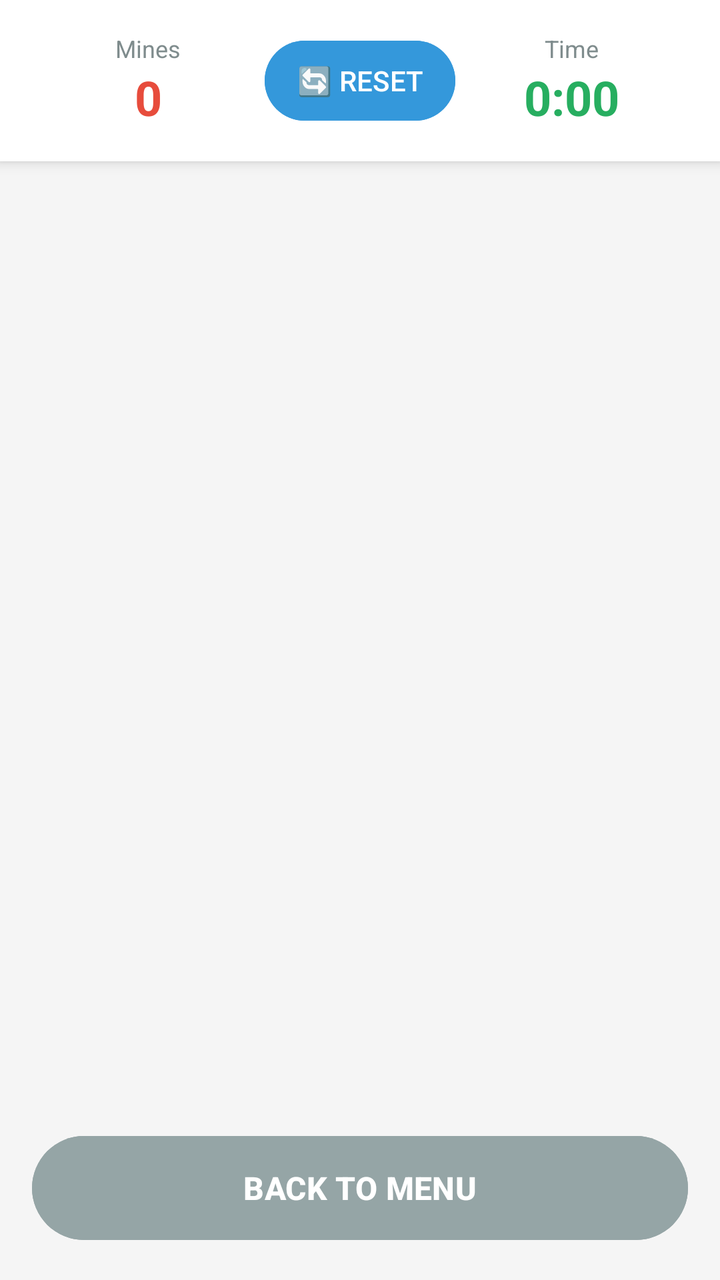
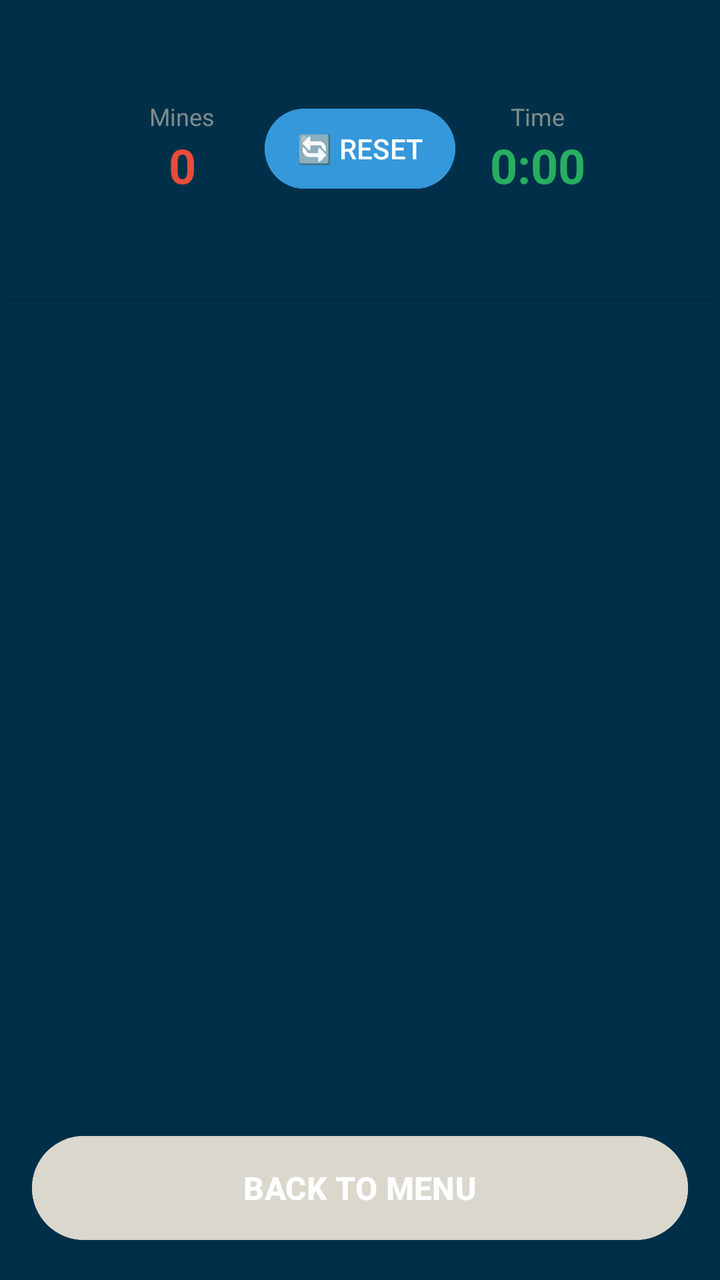

The first picture is an Android layout as it rendered before a commit; the second is the same layout after the commit. The layout source and the unified diff follow.
<!-- AndroidManifest.xml: application theme Theme.Project2 -->
<!-- res/layout/activity_game.xml -->
<?xml version="1.0" encoding="utf-8"?>
<androidx.constraintlayout.widget.ConstraintLayout
    xmlns:android="http://schemas.android.com/apk/res/android"
    xmlns:app="http://schemas.android.com/apk/res-auto"
    android:layout_width="match_parent"
    android:layout_height="match_parent"
    android:background="#F5F5F5">

    
    <androidx.cardview.widget.CardView
        android:id="@+id/cardInfoBar"
        android:layout_width="0dp"
        android:layout_height="wrap_content"
        app:cardCornerRadius="0dp"
        app:cardElevation="4dp"
        app:layout_constraintTop_toTopOf="parent"
        app:layout_constraintStart_toStartOf="parent"
        app:layout_constraintEnd_toEndOf="parent">

        <LinearLayout
            android:layout_width="match_parent"
            android:layout_height="wrap_content"
            android:orientation="horizontal"
            android:padding="16dp"
            android:gravity="center_vertical">

            
            <LinearLayout
                android:layout_width="0dp"
                android:layout_height="wrap_content"
                android:layout_weight="1"
                android:orientation="vertical"
                android:gravity="center">

                <TextView
                    android:id="@+id/txtMineCounterLabel"
                    android:layout_width="wrap_content"
                    android:layout_height="wrap_content"
                    android:text="Mines"
                    android:textSize="12sp"
                    android:textColor="#7F8C8D"/>

                <TextView
                    android:id="@+id/txtMineCounter"
                    android:layout_width="wrap_content"
                    android:layout_height="wrap_content"
                    android:text="0"
                    android:textSize="24sp"
                    android:textStyle="bold"
                    android:textColor="#E74C3C"/>

            </LinearLayout>

            
            <Button
                android:id="@+id/btnReset"
                android:layout_width="wrap_content"
                android:layout_height="48dp"
                android:text="🔄 RESET"
                android:textSize="14sp"
                android:backgroundTint="#3498DB"
                android:paddingStart="16dp"
                android:paddingEnd="16dp"/>

            
            <LinearLayout
                android:layout_width="0dp"
                android:layout_height="wrap_content"
                android:layout_weight="1"
                android:orientation="vertical"
                android:gravity="center">

                <TextView
                    android:id="@+id/txtTimerLabel"
                    android:layout_width="wrap_content"
                    android:layout_height="wrap_content"
                    android:text="Time"
                    android:textSize="12sp"
                    android:textColor="#7F8C8D"/>

                <TextView
                    android:id="@+id/txtTimer"
                    android:layout_width="wrap_content"
                    android:layout_height="wrap_content"
                    android:text="0:00"
                    android:textSize="24sp"
                    android:textStyle="bold"
                    android:textColor="#27AE60"/>

            </LinearLayout>

        </LinearLayout>

    </androidx.cardview.widget.CardView>

    
    <ScrollView
        android:id="@+id/scrollViewVertical"
        android:layout_width="0dp"
        android:layout_height="0dp"
        android:fillViewport="true"
        app:layout_constraintTop_toBottomOf="@id/cardInfoBar"
        app:layout_constraintBottom_toTopOf="@id/btnBackToMenu"
        app:layout_constraintStart_toStartOf="parent"
        app:layout_constraintEnd_toEndOf="parent"
        android:padding="8dp">

        <HorizontalScrollView
            android:id="@+id/scrollViewHorizontal"
            android:layout_width="match_parent"
            android:layout_height="wrap_content"
            android:fillViewport="true">

            
            <GridLayout
                android:id="@+id/gridGameBoard"
                android:layout_width="wrap_content"
                android:layout_height="wrap_content"
                android:layout_gravity="center"
                android:useDefaultMargins="true"
                android:alignmentMode="alignBounds"
                android:columnOrderPreserved="false"
                android:rowCount="5"
                android:columnCount="5"/>
        </HorizontalScrollView>

    </ScrollView>

    
    <Button
        android:id="@+id/btnBackToMenu"
        android:layout_width="0dp"
        android:layout_height="60dp"
        android:text="BACK TO MENU"
        android:textSize="16sp"
        android:textStyle="bold"
        android:backgroundTint="#95A5A6"
        app:layout_constraintBottom_toBottomOf="parent"
        app:layout_constraintStart_toStartOf="parent"
        app:layout_constraintEnd_toEndOf="parent"
        android:layout_margin="16dp"/>

</androidx.constraintlayout.widget.ConstraintLayout>
<!-- resources referenced by this layout -->
<resources>
  <style name="Theme.Project2" parent="Base.Theme.Project2" />
  <style name="Base.Theme.Project2" parent="Theme.Material3.DayNight.NoActionBar">
          
          
      </style>
</resources>

<!-- the commit's change to res/layout/activity_game.xml (unified diff, before → after) -->
@@ -4,7 +4,7 @@
     xmlns:app="http://schemas.android.com/apk/res-auto"
     android:layout_width="match_parent"
     android:layout_height="match_parent"
-    android:background="#F5F5F5">
+    android:background="#003049">
 
     
     <androidx.cardview.widget.CardView
@@ -21,8 +21,9 @@
             android:layout_width="match_parent"
             android:layout_height="wrap_content"
             android:orientation="horizontal"
-            android:padding="16dp"
-            android:gravity="center_vertical">
+            android:padding="50dp"
+            android:gravity="center_vertical"
+            android:background="#003049">
 
             
             <LinearLayout
@@ -134,7 +135,7 @@
         android:text="BACK TO MENU"
         android:textSize="16sp"
         android:textStyle="bold"
-        android:backgroundTint="#95A5A6"
+        android:backgroundTint="#dad7cd"
         app:layout_constraintBottom_toBottomOf="parent"
         app:layout_constraintStart_toStartOf="parent"
         app:layout_constraintEnd_toEndOf="parent"
